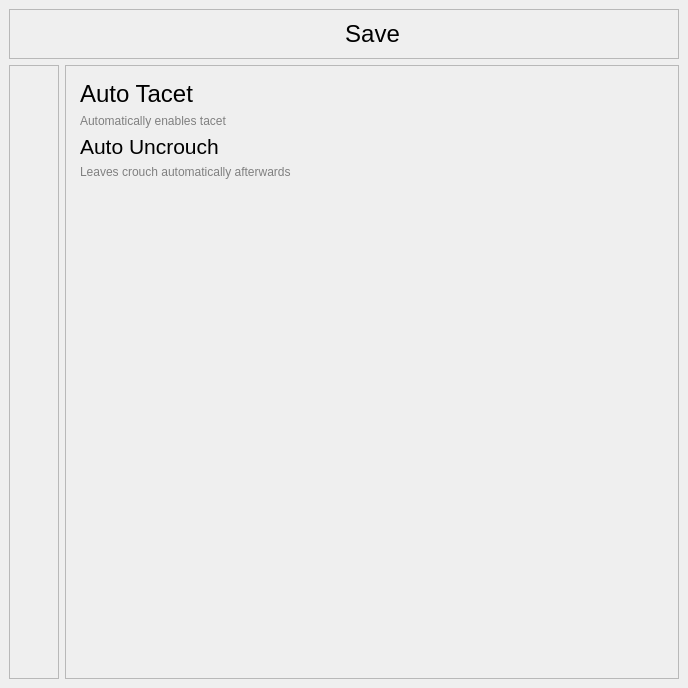
Before: the Qt Designer form DeepMacro.ui in k-awn/DeepWarden, drawn with Qt 5.
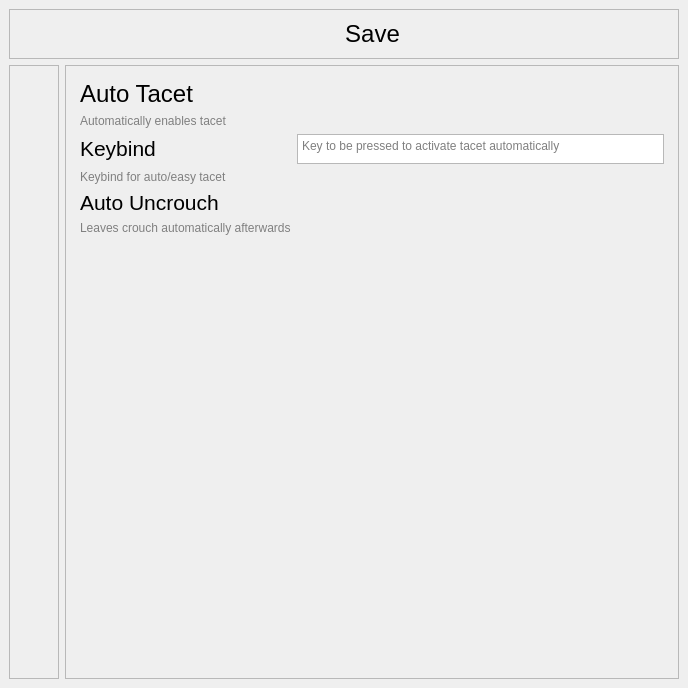
After: the same form once the commit is applied. Icons and pictures are not drawn.

Patch:
```diff
--- a/DeepMacro.ui
+++ b/DeepMacro.ui
@@ -1770,24 +1770,7 @@
          </widget>
          <widget class="QWidget" name="movementPage">
           <layout class="QGridLayout" name="gridLayout_11">
-           <item row="2" column="0">
-            <widget class="QLabel" name="AutoUncrouchLabel">
-             <property name="text">
-              <string>&lt;html&gt;&lt;head/&gt;&lt;body&gt;&lt;p&gt;&lt;span style=&quot; font-size:16pt;&quot;&gt;Auto Uncrouch&lt;/span&gt;&lt;/p&gt;&lt;/body&gt;&lt;/html&gt;</string>
-             </property>
-            </widget>
-           </item>
-           <item row="1" column="0">
-            <widget class="QLabel" name="label_52">
-             <property name="styleSheet">
-              <string notr="true">color:grey;</string>
-             </property>
-             <property name="text">
-              <string>Automatically enables tacet</string>
-             </property>
-            </widget>
-           </item>
-           <item row="4" column="0">
+           <item row="7" column="0">
             <spacer name="verticalSpacer_8">
              <property name="orientation">
               <enum>Qt::Orientation::Vertical</enum>
@@ -1807,7 +1790,14 @@
              </property>
             </widget>
            </item>
-           <item row="3" column="0">
+           <item row="2" column="0">
+            <widget class="QLabel" name="label_51">
+             <property name="text">
+              <string>&lt;html&gt;&lt;head/&gt;&lt;body&gt;&lt;p&gt;&lt;span style=&quot; font-size:16pt;&quot;&gt;Keybind&lt;/span&gt;&lt;/p&gt;&lt;/body&gt;&lt;/html&gt;</string>
+             </property>
+            </widget>
+           </item>
+           <item row="6" column="0">
             <widget class="QLabel" name="label_54">
              <property name="styleSheet">
               <string notr="true">color:grey;</string>
@@ -1817,6 +1807,55 @@
              </property>
             </widget>
            </item>
+           <item row="5" column="0">
+            <widget class="QLabel" name="AutoUncrouchLabel">
+             <property name="text">
+              <string>&lt;html&gt;&lt;head/&gt;&lt;body&gt;&lt;p&gt;&lt;span style=&quot; font-size:16pt;&quot;&gt;Auto Uncrouch&lt;/span&gt;&lt;/p&gt;&lt;/body&gt;&lt;/html&gt;</string>
+             </property>
+            </widget>
+           </item>
+           <item row="1" column="0">
+            <widget class="QLabel" name="label_52">
+             <property name="styleSheet">
+              <string notr="true">color:grey;</string>
+             </property>
+             <property name="text">
+              <string>Automatically enables tacet</string>
+             </property>
+            </widget>
+           </item>
+           <item row="4" column="0">
+            <widget class="QLabel" name="label_53">
+             <property name="styleSheet">
+              <string notr="true">color:grey;</string>
+             </property>
+             <property name="text">
+              <string>Keybind for auto/easy tacet</string>
+             </property>
+            </widget>
+           </item>
+           <item row="2" column="1">
+            <widget class="QPlainTextEdit" name="autoTacetKeybind">
+             <property name="minimumSize">
+              <size>
+               <width>0</width>
+               <height>30</height>
+              </size>
+             </property>
+             <property name="maximumSize">
+              <size>
+               <width>16777215</width>
+               <height>30</height>
+              </size>
+             </property>
+             <property name="styleSheet">
+              <string notr="true"/>
+             </property>
+             <property name="placeholderText">
+              <string>Key to be pressed to activate tacet automatically</string>
+             </property>
+            </widget>
+           </item>
           </layout>
          </widget>
          <widget class="QWidget" name="savePage">
```
